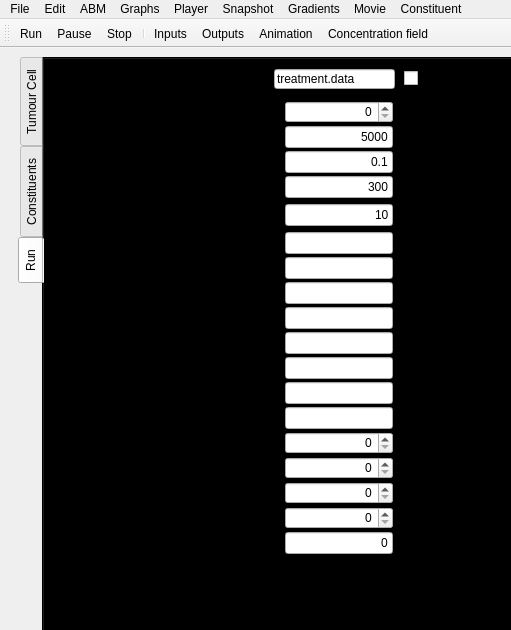
Old version of the form GUI/spheroid_GUI.ui in the repository gibbogle/spheroid-abm; both pictures show x 0 to 511 and y 0 to 630 of the 1294 by 893 pixel window.
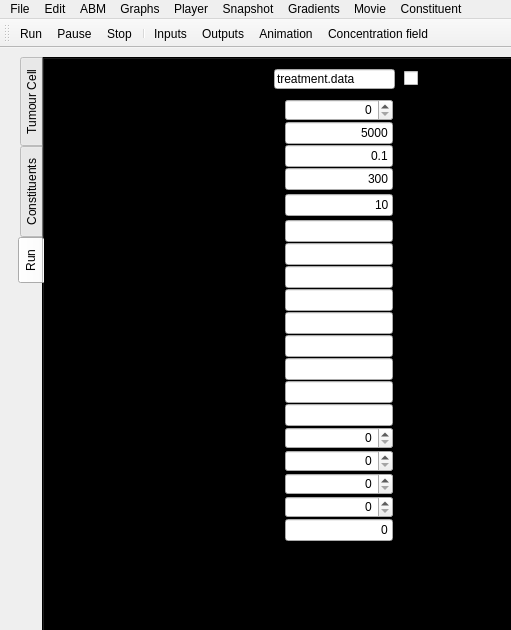
New version of the form. Icons and pictures are not drawn. Custom widgets are drawn as their Qt base class.

Commit message: Added anoxia tagging, death delay Writing of time-series results to a result file

What changed in the file:
```diff
--- a/GUI/spheroid_GUI.ui
+++ b/GUI/spheroid_GUI.ui
@@ -1063,7 +1063,7 @@
               <x>30</x>
               <y>40</y>
               <width>351</width>
-              <height>471</height>
+              <height>451</height>
              </rect>
             </property>
             <layout class="QGridLayout" name="gridLayout_4">
@@ -1151,7 +1151,7 @@
                </property>
               </spacer>
              </item>
-             <item row="13" column="0">
+             <item row="14" column="0">
               <widget class="QMyLabel" name="label_SEED1">
                <property name="mouseTracking">
                 <bool>false</bool>
@@ -1167,7 +1167,7 @@
                </property>
               </widget>
              </item>
-             <item row="13" column="1">
+             <item row="14" column="1">
               <spacer name="horizontalSpacer_30">
                <property name="orientation">
                 <enum>Qt::Horizontal</enum>
@@ -1180,7 +1180,7 @@
                </property>
               </spacer>
              </item>
-             <item row="13" column="2">
+             <item row="14" column="2">
               <widget class="QSpinBox" name="spin_SEED1">
                <property name="maximumSize">
                 <size>
@@ -1196,7 +1196,7 @@
                </property>
               </widget>
              </item>
-             <item row="14" column="0">
+             <item row="15" column="0">
               <widget class="QMyLabel" name="label_SEED2">
                <property name="mouseTracking">
                 <bool>false</bool>
@@ -1212,7 +1212,7 @@
                </property>
               </widget>
              </item>
-             <item row="14" column="1">
+             <item row="15" column="1">
               <spacer name="horizontalSpacer_31">
                <property name="orientation">
                 <enum>Qt::Horizontal</enum>
@@ -1225,7 +1225,7 @@
                </property>
               </spacer>
              </item>
-             <item row="14" column="2">
+             <item row="15" column="2">
               <widget class="QSpinBox" name="spin_SEED2">
                <property name="maximumSize">
                 <size>
@@ -1257,7 +1257,7 @@
                </property>
               </widget>
              </item>
-             <item row="16" column="0">
+             <item row="17" column="0">
               <widget class="QMyLabel" name="label_NT_ANIMATION">
                <property name="toolTip">
                 <string>animation update interval</string>
@@ -1267,7 +1267,7 @@
                </property>
               </widget>
              </item>
-             <item row="16" column="1">
+             <item row="17" column="1">
               <spacer name="horizontalSpacer_32">
                <property name="orientation">
                 <enum>Qt::Horizontal</enum>
@@ -1280,7 +1280,7 @@
                </property>
               </spacer>
              </item>
-             <item row="16" column="2">
+             <item row="17" column="2">
               <widget class="QSpinBox" name="spin_NT_ANIMATION">
                <property name="maximumSize">
                 <size>
@@ -1303,7 +1303,7 @@
                </property>
               </widget>
              </item>
-             <item row="15" column="0">
+             <item row="16" column="0">
               <widget class="QMyLabel" name="label_NCPU">
                <property name="toolTip">
                 <string>animation update interval</string>
@@ -1313,7 +1313,7 @@
                </property>
               </widget>
              </item>
-             <item row="15" column="1">
+             <item row="16" column="1">
               <spacer name="horizontalSpacer_34">
                <property name="orientation">
                 <enum>Qt::Horizontal</enum>
@@ -1326,7 +1326,7 @@
                </property>
               </spacer>
              </item>
-             <item row="15" column="2">
+             <item row="16" column="2">
               <widget class="QSpinBox" name="spin_NCPU">
                <property name="maximumSize">
                 <size>
@@ -1342,7 +1342,7 @@
                </property>
               </widget>
              </item>
-             <item row="17" column="2">
+             <item row="18" column="2">
               <widget class="QLineEdit" name="line_TEST_CASE">
                <property name="maximumSize">
                 <size>
@@ -1358,14 +1358,14 @@
                </property>
               </widget>
              </item>
-             <item row="17" column="0">
+             <item row="18" column="0">
               <widget class="QMyLabel" name="label_TEST_CASE">
                <property name="text">
                 <string>label_TEST_CASE</string>
                </property>
               </widget>
              </item>
-             <item row="17" column="1">
+             <item row="18" column="1">
               <spacer name="horizontalSpacer_33">
                <property name="orientation">
                 <enum>Qt::Horizontal</enum>
@@ -1655,7 +1655,7 @@
              <item row="12" column="0">
               <widget class="QMyLabel" name="label_T_ANOXIC_LIMIT">
                <property name="text">
-                <string>label_T_ANOXIC_LIMIT</string>
+                <string>label_ANOXIA_TAG_TIME</string>
                </property>
               </widget>
              </item>
@@ -1765,6 +1765,46 @@
                </property>
               </widget>
              </item>
+             <item row="13" column="0">
+              <widget class="QMyLabel" name="label_ANOXIA_DEATH_TIME">
+               <property name="text">
+                <string>label_ANOXIA_DEATH_TIME</string>
+               </property>
+              </widget>
+             </item>
+             <item row="13" column="2">
+              <widget class="QLineEdit" name="line_ANOXIA_DEATH_TIME">
+               <property name="maximumSize">
+                <size>
+                 <width>120</width>
+                 <height>16777215</height>
+                </size>
+               </property>
+               <property name="alignment">
+                <set>Qt::AlignRight|Qt::AlignTrailing|Qt::AlignVCenter</set>
+               </property>
+              </widget>
+             </item>
+             <item row="13" column="1">
+              <spacer name="horizontalSpacer_44">
+               <property name="orientation">
+                <enum>Qt::Horizontal</enum>
+               </property>
+               <property name="sizeHint" stdset="0">
+                <size>
+                 <width>40</width>
+                 <height>13</height>
+                </size>
+               </property>
+              </spacer>
+             </item>
+             <item row="13" column="3">
+              <widget class="QLabel" name="units_T_ANOXIA_DEATH">
+               <property name="text">
+                <string>hrs</string>
+               </property>
+              </widget>
+             </item>
             </layout>
            </widget>
            <widget class="QMyLabel" name="label_TREATMENT_FILE">
```
Left out of the diff: 6 changed lines with no effect on the pictures. The commit also changes 5 other files.
